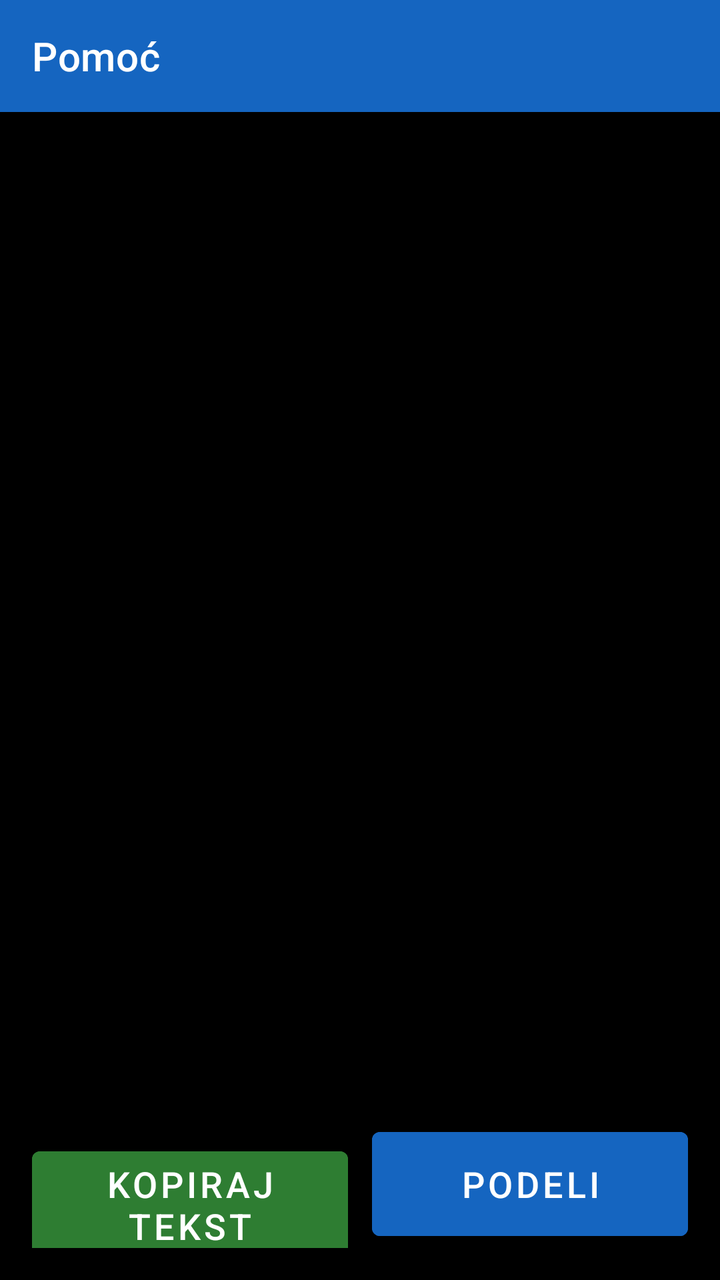
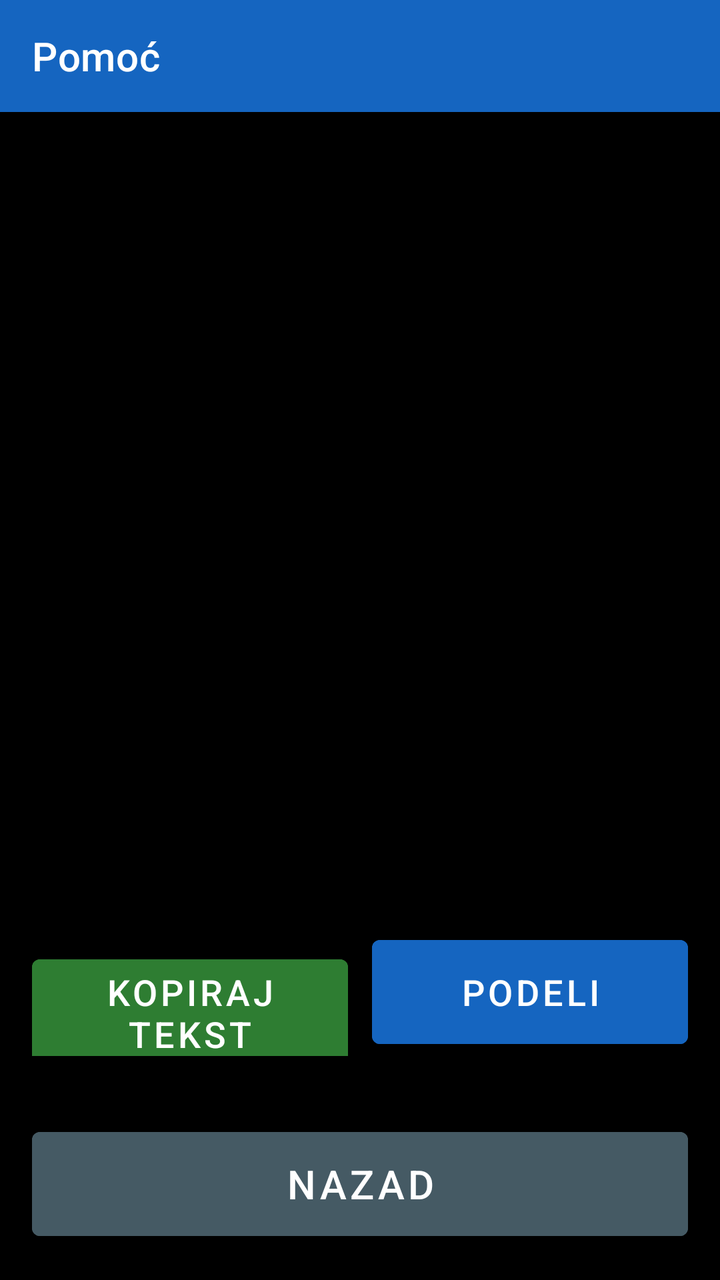

Screens rendered from an Android XML layout before and after an edit, with the pre-edit source and the edit as a unified diff.
<!-- AndroidManifest.xml: application theme Theme.RecPoRec -->
<!-- res/layout/activity_help.xml -->
<?xml version="1.0" encoding="utf-8"?>
<LinearLayout xmlns:android="http://schemas.android.com/apk/res/android"
    xmlns:app="http://schemas.android.com/apk/res-auto"
    android:layout_width="match_parent"
    android:layout_height="match_parent"
    android:orientation="vertical"
    android:fitsSystemWindows="true"
    android:background="@color/background">

    <androidx.appcompat.widget.Toolbar
        android:id="@+id/toolbar"
        android:layout_width="match_parent"
        android:layout_height="?attr/actionBarSize"
        android:background="@color/btn_voice"
        android:titleTextColor="@color/text_primary"
        app:title="@string/help_title" />

    <ScrollView
        android:layout_width="match_parent"
        android:layout_height="0dp"
        android:layout_weight="1">

        <TextView
            android:id="@+id/textHelpBody"
            android:layout_width="match_parent"
            android:layout_height="wrap_content"
            android:padding="20dp"
            android:textSize="20sp"
            android:lineSpacingExtra="6dp"
            android:textColor="@color/text_primary" />
    </ScrollView>

    <LinearLayout
        android:layout_width="match_parent"
        android:layout_height="wrap_content"
        android:orientation="horizontal"
        android:padding="16dp">

        <Button
            android:id="@+id/btnCopyHelp"
            android:layout_width="0dp"
            android:layout_height="64dp"
            android:layout_weight="1"
            android:layout_marginEnd="6dp"
            android:textSize="18sp"
            android:backgroundTint="@color/btn_chapter"
            android:textColor="@color/button_text"
            android:text="Kopiraj tekst pomoći" />

        <Button
            android:id="@+id/btnShareHelp"
            android:layout_width="0dp"
            android:layout_height="64dp"
            android:layout_weight="1"
            android:layout_marginStart="6dp"
            android:textSize="18sp"
            android:backgroundTint="@color/btn_voice"
            android:textColor="@color/button_text"
            android:text="Podeli" />
    </LinearLayout>

</LinearLayout>
<!-- resources referenced by this layout -->
<resources>
  <color name="background">#000000</color>
  <color name="btn_chapter">#2E7D32</color>
  <color name="btn_voice">#1565C0</color>
  <color name="button_text">#FFFFFF</color>
  <color name="text_primary">#FFFFFF</color>
  <string name="help_title">Pomoć</string>
  <style name="Theme.RecPoRec" parent="Theme.MaterialComponents.DayNight.NoActionBar">
          <item name="android:windowBackground">@color/background</item>
          <item name="android:textColorPrimary">@color/text_primary</item>
          <item name="colorPrimary">@color/btn_voice</item>
          <item name="colorOnPrimary">@color/button_text</item>
          <item name="alertDialogTheme">@style/RecPoRecAlertDialog</item>
          <item name="android:alertDialogTheme">@style/RecPoRecAlertDialog</item>
      </style>
  <style name="RecPoRecAlertDialog" parent="Theme.AppCompat.DayNight.Dialog.Alert">
          <item name="android:windowBackground">@color/background</item>
          <item name="android:textColorPrimary">@color/text_primary</item>
          <item name="colorAccent">@color/btn_goto_page</item>
          <item name="android:textAppearanceMedium">@style/RecPoRecDialogText</item>
          <item name="android:textAppearanceListItem">@style/RecPoRecDialogText</item>
          <item name="android:textAppearanceListItemSmall">@style/RecPoRecDialogText</item>
          <item name="buttonBarPositiveButtonStyle">@style/RecPoRecDialogButton</item>
          <item name="buttonBarNegativeButtonStyle">@style/RecPoRecDialogButton</item>
          <item name="buttonBarNeutralButtonStyle">@style/RecPoRecDialogButton</item>
      </style>
  <color name="btn_goto_page">#5D4037</color>
  <style name="RecPoRecDialogText" parent="TextAppearance.AppCompat.Medium">
          <item name="android:textSize">20sp</item>
          <item name="android:textColor">@color/text_primary</item>
      </style>
  <style name="RecPoRecDialogButton" parent="Widget.AppCompat.Button.ButtonBar.AlertDialog">
          <item name="android:textSize">18sp</item>
          <item name="android:textColor">@color/btn_goto_page</item>
          <item name="android:textStyle">bold</item>
      </style>
</resources>

<!-- the commit's change to res/layout/activity_help.xml (unified diff, before → after) -->
@@ -59,4 +59,14 @@
             android:text="Podeli" />
     </LinearLayout>
 
+    <Button
+        android:id="@+id/btnBack"
+        android:layout_width="match_parent"
+        android:layout_height="64dp"
+        android:layout_margin="16dp"
+        android:textSize="20sp"
+        android:backgroundTint="@color/btn_combined"
+        android:textColor="@color/button_text"
+        android:text="Nazad" />
+
 </LinearLayout>
<!-- resource entries referenced after the edit -->
@@ -2,6 +2,7 @@
 <resources>
   <color name="background">#000000</color>
   <color name="btn_chapter">#2E7D32</color>
+  <color name="btn_combined">#455A64</color>
   <color name="btn_voice">#1565C0</color>
   <color name="button_text">#FFFFFF</color>
   <color name="text_primary">#FFFFFF</color>
